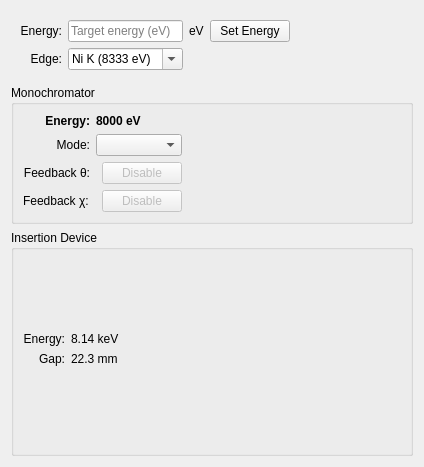
This is src/firefly/energy.ui in spc-group/haven as Qt 5 draws it before an edit. The edited form follows.
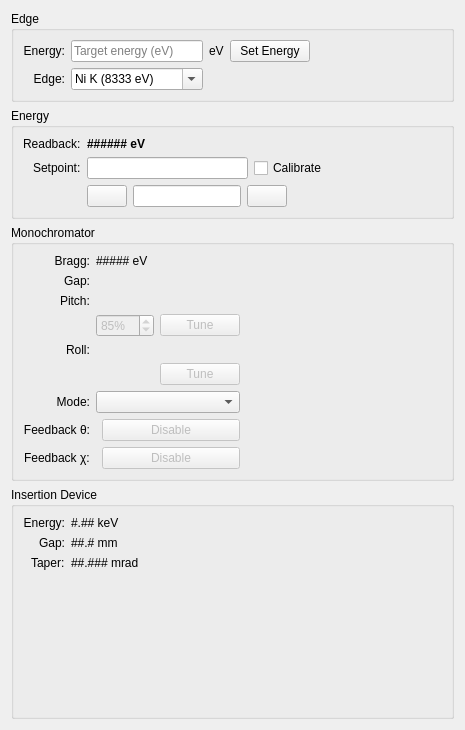
This is the edited form. Icons and pictures are not drawn. Custom widgets are drawn as their Qt base class.

Commit message:
Added more controls to the Firefly energy window.
Not all of them do anything, though.

The edit to the form file:
```diff
--- a/src/firefly/energy.ui
+++ b/src/firefly/energy.ui
@@ -6,8 +6,8 @@
    <rect>
     <x>0</x>
     <y>0</y>
-    <width>424</width>
-    <height>467</height>
+    <width>465</width>
+    <height>730</height>
    </rect>
   </property>
   <property name="windowTitle">
@@ -15,9 +15,14 @@
   </property>
   <layout class="QVBoxLayout" name="verticalLayout">
    <item>
-    <widget class="QWidget" name="widget" native="true">
-     <property name="enabled">
-      <bool>true</bool>
+    <widget class="QGroupBox" name="groupBox_4">
+     <property name="toolTip">
+      <string>Change the edge of the beamline by sending a plan to the queue server. This mechanism is meant for large moves to different X-ray absorption edges.
+
+This will move the X-ray source (if applicable), change the harmonic, and move any monochromators. It will also attempt to maintain alignment to the extent possible.</string>
+     </property>
+     <property name="title">
+      <string>Edge</string>
      </property>
      <layout class="QHBoxLayout" name="horizontalLayout_4">
       <item>
@@ -124,6 +129,132 @@
      </layout>
     </widget>
    </item>
+   <item>
+    <widget class="QGroupBox" name="groupBox_3">
+     <property name="toolTip">
+      <string>Changes the energy of the beamline over a narrow range. Best when staying within a single X-ray absorption edge.
+
+It will change the monochromator and undulator (if applicable), but makes no attempt to keep the beam aligned and will not change the harmonic.</string>
+     </property>
+     <property name="title">
+      <string>Energy</string>
+     </property>
+     <layout class="QHBoxLayout" name="horizontalLayout_6">
+      <item>
+       <layout class="QFormLayout" name="formLayout">
+        <property name="labelAlignment">
+         <set>Qt::AlignRight|Qt::AlignTrailing|Qt::AlignVCenter</set>
+        </property>
+        <item row="0" column="0">
+         <widget class="QLabel" name="label_12">
+          <property name="text">
+           <string>Readback:</string>
+          </property>
+         </widget>
+        </item>
+        <item row="0" column="1">
+         <widget class="PyDMLabel" name="PyDMLabel_4">
+          <property name="font">
+           <font>
+            <weight>75</weight>
+            <bold>true</bold>
+           </font>
+          </property>
+          <property name="toolTip">
+           <string>The current readback value for the beamline energy, based on the monochromator setpoint.</string>
+          </property>
+          <property name="text">
+           <string>###### eV</string>
+          </property>
+         </widget>
+        </item>
+        <item row="1" column="0">
+         <widget class="QLabel" name="label_13">
+          <property name="text">
+           <string>Setpoint:</string>
+          </property>
+         </widget>
+        </item>
+        <item row="2" column="1">
+         <layout class="QHBoxLayout" name="horizontalLayout_7">
+          <item>
+           <widget class="PyDMPushButton" name="PyDMPushButton_3">
+            <property name="toolTip">
+             <string/>
+            </property>
+           </widget>
+          </item>
+          <item>
+           <widget class="PyDMLineEdit" name="PyDMLineEdit_2">
+            <property name="toolTip">
+             <string/>
+            </property>
+           </widget>
+          </item>
+          <item>
+           <widget class="PyDMPushButton" name="PyDMPushButton_4">
+            <property name="toolTip">
+             <string/>
+            </property>
+           </widget>
+          </item>
+          <item>
+           <spacer name="horizontalSpacer_4">
+            <property name="orientation">
+             <enum>Qt::Horizontal</enum>
+            </property>
+            <property name="sizeHint" stdset="0">
+             <size>
+              <width>40</width>
+              <height>20</height>
+             </size>
+            </property>
+           </spacer>
+          </item>
+         </layout>
+        </item>
+        <item row="1" column="1">
+         <layout class="QHBoxLayout" name="horizontalLayout_8">
+          <item>
+           <widget class="PyDMLineEdit" name="PyDMLineEdit">
+            <property name="toolTip">
+             <string/>
+            </property>
+           </widget>
+          </item>
+          <item>
+           <widget class="PyDMCheckbox" name="PyDMCheckbox">
+            <property name="toolTip">
+             <string/>
+            </property>
+            <property name="text">
+             <string>Calibrate</string>
+            </property>
+            <property name="PyDMToolTip" stdset="0">
+             <string>If checked, values entered into the setpoint box will be considered the new calibrated energy.</string>
+            </property>
+           </widget>
+          </item>
+         </layout>
+        </item>
+       </layout>
+      </item>
+      <item>
+       <spacer name="horizontalSpacer_5">
+        <property name="orientation">
+         <enum>Qt::Horizontal</enum>
+        </property>
+        <property name="sizeHint" stdset="0">
+         <size>
+          <width>40</width>
+          <height>20</height>
+         </size>
+        </property>
+       </spacer>
+      </item>
+     </layout>
+    </widget>
+   </item>
    <item>
     <widget class="QGroupBox" name="groupBox">
      <property name="enabled">
@@ -146,8 +277,163 @@
      </property>
      <layout class="QHBoxLayout" name="horizontalLayout_5">
       <item>
-       <layout class="QGridLayout" name="gridLayout_2">
+       <layout class="QFormLayout" name="formLayout_2">
+        <property name="labelAlignment">
+         <set>Qt::AlignRight|Qt::AlignTrailing|Qt::AlignVCenter</set>
+        </property>
+        <item row="0" column="0">
+         <widget class="QLabel" name="label_7">
+          <property name="font">
+           <font>
+            <weight>50</weight>
+            <bold>false</bold>
+            <kerning>true</kerning>
+           </font>
+          </property>
+          <property name="text">
+           <string>Bragg:</string>
+          </property>
+          <property name="alignment">
+           <set>Qt::AlignRight|Qt::AlignTrailing|Qt::AlignVCenter</set>
+          </property>
+         </widget>
+        </item>
+        <item row="0" column="1">
+         <widget class="PyDMLabel" name="PyDMLabel_3">
+          <property name="font">
+           <font>
+            <weight>50</weight>
+            <bold>false</bold>
+           </font>
+          </property>
+          <property name="toolTip">
+           <string/>
+          </property>
+          <property name="text">
+           <string>##### eV</string>
+          </property>
+          <property name="precision" stdset="0">
+           <number>2</number>
+          </property>
+          <property name="showUnits" stdset="0">
+           <bool>true</bool>
+          </property>
+          <property name="precisionFromPV" stdset="0">
+           <bool>false</bool>
+          </property>
+          <property name="channel" stdset="0">
+           <string>haven://monochromator_energy_user_readback</string>
+          </property>
+         </widget>
+        </item>
+        <item row="1" column="0">
+         <widget class="QLabel" name="label_15">
+          <property name="text">
+           <string>Gap:</string>
+          </property>
+         </widget>
+        </item>
         <item row="1" column="1">
+         <widget class="PyDMLabel" name="PyDMLabel_8">
+          <property name="toolTip">
+           <string/>
+          </property>
+         </widget>
+        </item>
+        <item row="2" column="0">
+         <widget class="QLabel" name="label_16">
+          <property name="text">
+           <string>Pitch:</string>
+          </property>
+         </widget>
+        </item>
+        <item row="2" column="1">
+         <widget class="PyDMLabel" name="PyDMLabel_6">
+          <property name="toolTip">
+           <string/>
+          </property>
+         </widget>
+        </item>
+        <item row="3" column="1">
+         <layout class="QHBoxLayout" name="horizontalLayout_9">
+          <item>
+           <widget class="QDoubleSpinBox" name="doubleSpinBox">
+            <property name="enabled">
+             <bool>false</bool>
+            </property>
+            <property name="toolTip">
+             <string>How much to detune the mono, as a percentage of it's fully tuned maximum flux.</string>
+            </property>
+            <property name="suffix">
+             <string>%</string>
+            </property>
+            <property name="decimals">
+             <number>0</number>
+            </property>
+            <property name="minimum">
+             <double>1.000000000000000</double>
+            </property>
+            <property name="maximum">
+             <double>100.000000000000000</double>
+            </property>
+            <property name="singleStep">
+             <double>5.000000000000000</double>
+            </property>
+            <property name="stepType">
+             <enum>QAbstractSpinBox::DefaultStepType</enum>
+            </property>
+            <property name="value">
+             <double>85.000000000000000</double>
+            </property>
+           </widget>
+          </item>
+          <item>
+           <widget class="QueueButton" name="pushButton">
+            <property name="enabled">
+             <bool>false</bool>
+            </property>
+            <property name="text">
+             <string>Tune</string>
+            </property>
+           </widget>
+          </item>
+         </layout>
+        </item>
+        <item row="4" column="0">
+         <widget class="QLabel" name="label_17">
+          <property name="text">
+           <string>Roll:</string>
+          </property>
+         </widget>
+        </item>
+        <item row="4" column="1">
+         <layout class="QHBoxLayout" name="horizontalLayout_10">
+          <item>
+           <widget class="PyDMLabel" name="PyDMLabel_7">
+            <property name="sizePolicy">
+             <sizepolicy hsizetype="Expanding" vsizetype="Preferred">
+              <horstretch>0</horstretch>
+              <verstretch>0</verstretch>
+             </sizepolicy>
+            </property>
+            <property name="toolTip">
+             <string/>
+            </property>
+           </widget>
+          </item>
+         </layout>
+        </item>
+        <item row="6" column="0">
+         <widget class="QLabel" name="label">
+          <property name="text">
+           <string>Mode:</string>
+          </property>
+          <property name="alignment">
+           <set>Qt::AlignRight|Qt::AlignTrailing|Qt::AlignVCenter</set>
+          </property>
+         </widget>
+        </item>
+        <item row="6" column="1">
          <widget class="PyDMEnumComboBox" name="PyDMEnumComboBox">
           <property name="toolTip">
            <string/>
@@ -157,66 +443,17 @@
           </property>
          </widget>
         </item>
-        <item row="3" column="1">
-         <layout class="QHBoxLayout" name="horizontalLayout_2">
-          <item>
-           <widget class="PyDMByteIndicator" name="PyDMByteIndicator_2">
-            <property name="enabled">
-             <bool>false</bool>
-            </property>
-            <property name="sizePolicy">
-             <sizepolicy hsizetype="Fixed" vsizetype="Fixed">
-              <horstretch>0</horstretch>
-              <verstretch>0</verstretch>
-             </sizepolicy>
-            </property>
-            <property name="toolTip">
-             <string/>
-            </property>
-            <property name="offColor" stdset="0">
-             <color>
-              <red>255</red>
-              <green>0</green>
-              <blue>0</blue>
-             </color>
-            </property>
-            <property name="showLabels" stdset="0">
-             <bool>false</bool>
-            </property>
-           </widget>
-          </item>
-          <item>
-           <widget class="PyDMPushButton" name="PyDMPushButton_2">
-            <property name="enabled">
-             <bool>false</bool>
-            </property>
-            <property name="toolTip">
-             <string/>
-            </property>
-            <property name="text">
-             <string>Disable</string>
-            </property>
-           </widget>
-          </item>
-         </layout>
-        </item>
-        <item row="0" column="0">
-         <widget class="QLabel" name="label_7">
-          <property name="font">
-           <font>
-            <weight>75</weight>
-            <bold>true</bold>
-           </font>
-          </property>
+        <item row="7" column="0">
+         <widget class="QLabel" name="label_8">
           <property name="text">
-           <string>Energy:</string>
+           <string>Feedback θ:</string>
           </property>
           <property name="alignment">
            <set>Qt::AlignRight|Qt::AlignTrailing|Qt::AlignVCenter</set>
           </property>
          </widget>
         </item>
-        <item row="2" column="1">
+        <item row="7" column="1">
          <layout class="QHBoxLayout" name="horizontalLayout">
           <item>
            <widget class="PyDMByteIndicator" name="PyDMByteIndicator">
@@ -259,60 +496,82 @@
           </item>
          </layout>
         </item>
-        <item row="2" column="0">
-         <widget class="QLabel" name="label_8">
-          <property name="text">
-           <string>Feedback θ:</string>
-          </property>
-          <property name="alignment">
-           <set>Qt::AlignRight|Qt::AlignTrailing|Qt::AlignVCenter</set>
-          </property>
-         </widget>
-        </item>
-        <item row="1" column="0">
-         <widget class="QLabel" name="label">
-          <property name="text">
-           <string>Mode:</string>
-          </property>
-          <property name="alignment">
-           <set>Qt::AlignRight|Qt::AlignTrailing|Qt::AlignVCenter</set>
-          </property>
-         </widget>
-        </item>
-        <item row="3" column="0">
+        <item row="8" column="0">
          <widget class="QLabel" name="label_9">
           <property name="text">
            <string>Feedback χ:</string>
           </property>
          </widget>
         </item>
-        <item row="0" column="1">
-         <widget class="PyDMLabel" name="PyDMLabel_3">
-          <property name="font">
-           <font>
-            <weight>75</weight>
-            <bold>true</bold>
-           </font>
-          </property>
-          <property name="toolTip">
-           <string/>
-          </property>
-          <property name="text">
-           <string>8000 eV</string>
-          </property>
-          <property name="precision" stdset="0">
-           <number>2</number>
-          </property>
-          <property name="showUnits" stdset="0">
-           <bool>true</bool>
-          </property>
-          <property name="precisionFromPV" stdset="0">
-           <bool>false</bool>
-          </property>
-          <property name="channel" stdset="0">
-           <string>haven://monochromator_energy_user_readback</string>
-          </property>
-         </widget>
+        <item row="8" column="1">
+         <layout class="QHBoxLayout" name="horizontalLayout_2">
+          <item>
+           <widget class="PyDMByteIndicator" name="PyDMByteIndicator_2">
+            <property name="enabled">
+             <bool>false</bool>
+            </property>
+            <property name="sizePolicy">
+             <sizepolicy hsizetype="Fixed" vsizetype="Fixed">
+              <horstretch>0</horstretch>
+              <verstretch>0</verstretch>
+             </sizepolicy>
+            </property>
+            <property name="toolTip">
+             <string/>
+            </property>
+            <property name="offColor" stdset="0">
+             <color>
+              <red>255</red>
+              <green>0</green>
+              <blue>0</blue>
+             </color>
+            </property>
+            <property name="showLabels" stdset="0">
+             <bool>false</bool>
+            </property>
+           </widget>
+          </item>
+          <item>
+           <widget class="PyDMPushButton" name="PyDMPushButton_2">
+            <property name="enabled">
+             <bool>false</bool>
+            </property>
+            <property name="toolTip">
+             <string/>
+            </property>
+            <property name="text">
+             <string>Disable</string>
+            </property>
+           </widget>
+          </item>
+         </layout>
+        </item>
+        <item row="5" column="1">
+         <layout class="QHBoxLayout" name="horizontalLayout_11">
+          <item>
+           <spacer name="horizontalSpacer_6">
+            <property name="orientation">
+             <enum>Qt::Horizontal</enum>
+            </property>
+            <property name="sizeHint" stdset="0">
+             <size>
+              <width>40</width>
+              <height>20</height>
+             </size>
+            </property>
+           </spacer>
+          </item>
+          <item>
+           <widget class="QueueButton" name="pushButton_2">
+            <property name="enabled">
+             <bool>false</bool>
+            </property>
+            <property name="text">
+             <string>Tune</string>
+            </property>
+           </widget>
+          </item>
+         </layout>
         </item>
        </layout>
       </item>
@@ -352,11 +611,14 @@
      </property>
      <layout class="QHBoxLayout" name="horizontalLayout_3">
       <item>
-       <layout class="QGridLayout" name="gridLayout_4">
+       <layout class="QFormLayout" name="formLayout_3">
+        <property name="labelAlignment">
+         <set>Qt::AlignRight|Qt::AlignTrailing|Qt::AlignVCenter</set>
+        </property>
         <property name="bottomMargin">
          <number>5</number>
         </property>
-        <item row="1" column="0">
+        <item row="0" column="0">
          <widget class="QLabel" name="label_3">
           <property name="font">
            <font>
@@ -372,36 +634,7 @@
           </property>
          </widget>
         </item>
-        <item row="0" column="0">
-         <spacer name="verticalSpacer">
-          <property name="orientation">
-           <enum>Qt::Vertical</enum>
-          </property>
-          <property name="sizeHint" stdset="0">
-           <size>
-            <width>20</width>
-            <height>40</height>
-           </size>
-          </property>
-         </spacer>
-        </item>
-        <item row="2" column="0">
-         <widget class="QLabel" name="label_4">
-          <property name="font">
-           <font>
-            <weight>50</weight>
-            <bold>false</bold>
-           </font>
-          </property>
-          <property name="text">
-           <string>Gap:</string>
-          </property>
-          <property name="alignment">
-           <set>Qt::AlignRight|Qt::AlignTrailing|Qt::AlignVCenter</set>
-          </property>
-         </widget>
-        </item>
-        <item row="1" column="1">
+        <item row="0" column="1">
          <widget class="PyDMLabel" name="PyDMLabel">
           <property name="font">
            <font>
@@ -413,7 +646,7 @@
            <string>Current set point for the ID (in keV).</string>
           </property>
           <property name="text">
-           <string>8.14 keV</string>
+           <string>#.## keV</string>
           </property>
           <property name="precision" stdset="0">
            <number>0</number>
@@ -429,7 +662,23 @@
           </property>
          </widget>
         </item>
-        <item row="2" column="1">
+        <item row="1" column="0">
+         <widget class="QLabel" name="label_4">
+          <property name="font">
+           <font>
+            <weight>50</weight>
+            <bold>false</bold>
+           </font>
+          </property>
+          <property name="text">
+           <string>Gap:</string>
+          </property>
+          <property name="alignment">
+           <set>Qt::AlignRight|Qt::AlignTrailing|Qt::AlignVCenter</set>
+          </property>
+         </widget>
+        </item>
+        <item row="1" column="1">
          <widget class="PyDMLabel" name="PyDMLabel_2">
           <property name="font">
            <font>
@@ -441,7 +690,7 @@
            <string/>
           </property>
           <property name="text">
-           <string>22.3 mm</string>
+           <string>##.# mm</string>
           </property>
           <property name="showUnits" stdset="0">
            <bool>true</bool>
@@ -451,6 +700,23 @@
           </property>
          </widget>
         </item>
+        <item row="2" column="0">
+         <widget class="QLabel" name="label_14">
+          <property name="text">
+           <string>Taper:</string>
+          </property>
+         </widget>
+        </item>
+        <item row="2" column="1">
+         <widget class="PyDMLabel" name="PyDMLabel_5">
+          <property name="toolTip">
+           <string/>
+          </property>
+          <property name="text">
+           <string>##.### mrad</string>
+          </property>
+         </widget>
+        </item>
         <item row="3" column="0">
          <spacer name="verticalSpacer_2">
           <property name="orientation">
@@ -459,7 +725,7 @@
           <property name="sizeHint" stdset="0">
            <size>
             <width>20</width>
-            <height>40</height>
+            <height>10</height>
            </size>
           </property>
          </spacer>
@@ -514,16 +780,31 @@
    <extends>QWidget</extends>
    <header>pydm.widgets.byte</header>
   </customwidget>
+  <customwidget>
+   <class>PyDMCheckbox</class>
+   <extends>QCheckBox</extends>
+   <header>pydm.widgets.checkbox</header>
+  </customwidget>
   <customwidget>
    <class>PyDMEnumComboBox</class>
    <extends>QComboBox</extends>
    <header>pydm.widgets.enum_combo_box</header>
   </customwidget>
+  <customwidget>
+   <class>PyDMLineEdit</class>
+   <extends>QLineEdit</extends>
+   <header>pydm.widgets.line_edit</header>
+  </customwidget>
   <customwidget>
    <class>PyDMPushButton</class>
    <extends>QPushButton</extends>
    <header>pydm.widgets.pushbutton</header>
   </customwidget>
+  <customwidget>
+   <class>QueueButton</class>
+   <extends>QPushButton</extends>
+   <header>firefly.queue_button</header>
+  </customwidget>
  </customwidgets>
  <resources>
   <include location="resources/beamline_components.qrc"/>
```
Left out of the diff: 2 changed lines with no effect on the pictures.
